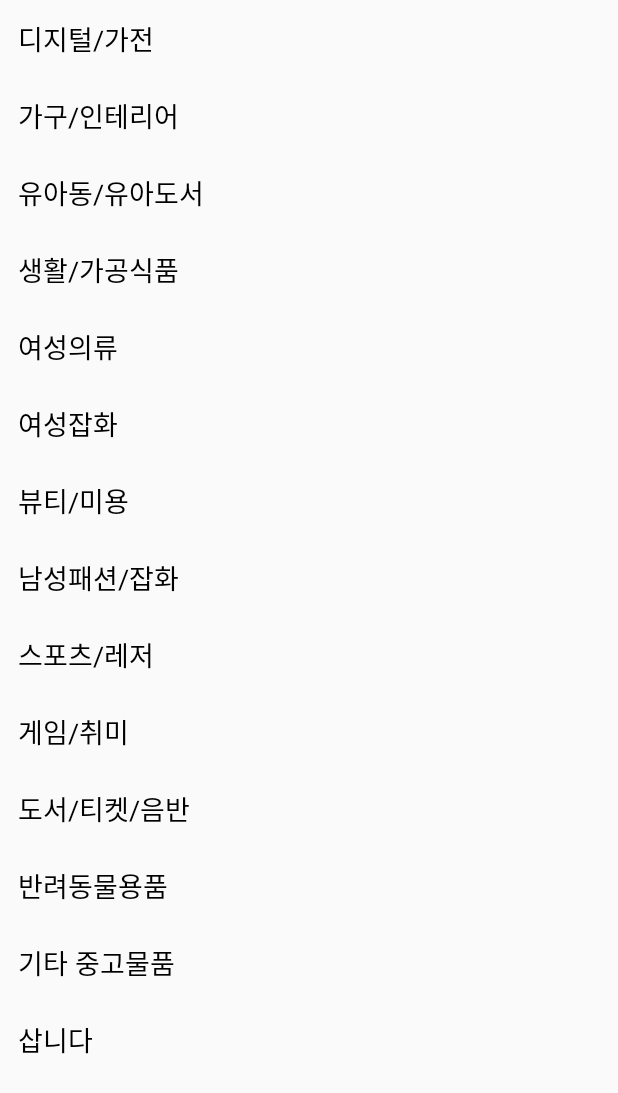
After one commit to linear14/CarrotMarket, an Android app: the layout dialog_write_used_category.xml on its own in the app's theme, with its tools: preview values and no code run, on a phone screen of 412 x 824 dp. The commit adds this screen. Shown: the top 1093 px of the screen. Run offline under Robolectric (Android 15) with nearby library versions, the light colour scheme and no system bars.

Commit message:
feat: finish WriteUsedActivity basic setting
- make category dialog fragment
- extra setting for flexible layout

```diff
--- /dev/null
+++ b/app/src/main/res/layout/dialog_write_used_category.xml
@@ -0,0 +1,126 @@
+<?xml version="1.0" encoding="utf-8"?>
+<ScrollView xmlns:android="http://schemas.android.com/apk/res/android"
+    xmlns:app="http://schemas.android.com/apk/res-auto"
+    android:layout_width="wrap_content"
+    android:layout_height="match_parent">
+
+    <LinearLayout
+        android:layout_width="match_parent"
+        android:layout_height="wrap_content"
+        android:orientation="vertical">
+
+        <TextView
+            android:id="@+id/category_digital"
+            android:layout_width="match_parent"
+            android:layout_height="wrap_content"
+            android:padding="12dp"
+            android:text="@string/category_digital"
+            android:textSize="18sp" />
+
+        <TextView
+            android:id="@+id/category_furniture"
+            android:layout_width="match_parent"
+            android:layout_height="wrap_content"
+            android:padding="12dp"
+            android:text="@string/category_furniture"
+            android:textSize="18sp" />
+
+        <TextView
+            android:id="@+id/category_baby"
+            android:layout_width="match_parent"
+            android:layout_height="wrap_content"
+            android:padding="12dp"
+            android:text="@string/category_baby"
+            android:textSize="18sp" />
+
+        <TextView
+            android:id="@+id/category_life_food"
+            android:layout_width="match_parent"
+            android:layout_height="wrap_content"
+            android:padding="12dp"
+            android:text="@string/category_life_food"
+            android:textSize="18sp" />
+
+        <TextView
+            android:id="@+id/category_female_cloth"
+            android:layout_width="match_parent"
+            android:layout_height="wrap_content"
+            android:padding="12dp"
+            android:text="@string/category_female_cloth"
+            android:textSize="18sp" />
+
+        <TextView
+            android:id="@+id/category_female"
+            android:layout_width="match_parent"
+            android:layout_height="wrap_content"
+            android:padding="12dp"
+            android:text="@string/category_female"
+            android:textSize="18sp" />
+
+        <TextView
+            android:id="@+id/category_beauty"
+            android:layout_width="match_parent"
+            android:layout_height="wrap_content"
+            android:padding="12dp"
+            android:text="@string/category_beauty"
+            android:textSize="18sp" />
+
+        <TextView
+            android:id="@+id/category_male"
+            android:layout_width="match_parent"
+            android:layout_height="wrap_content"
+            android:padding="12dp"
+            android:text="@string/category_male"
+            android:textSize="18sp" />
+
+        <TextView
+            android:id="@+id/category_sport"
+            android:layout_width="match_parent"
+            android:layout_height="wrap_content"
+            android:padding="12dp"
+            android:text="@string/category_sport"
+            android:textSize="18sp" />
+
+        <TextView
+            android:id="@+id/category_game"
+            android:layout_width="match_parent"
+            android:layout_height="wrap_content"
+            android:padding="12dp"
+            android:text="@string/category_game"
+            android:textSize="18sp" />
+
+        <TextView
+            android:id="@+id/category_book"
+            android:layout_width="match_parent"
+            android:layout_height="wrap_content"
+            android:padding="12dp"
+            android:text="@string/category_book"
+            android:textSize="18sp" />
+
+        <TextView
+            android:id="@+id/category_animal"
+            android:layout_width="match_parent"
+            android:layout_height="wrap_content"
+            android:padding="12dp"
+            android:text="@string/category_animal"
+            android:textSize="18sp" />
+
+        <TextView
+            android:id="@+id/category_etc"
+            android:layout_width="match_parent"
+            android:layout_height="wrap_content"
+            android:padding="12dp"
+            android:text="@string/category_etc"
+            android:textSize="18sp" />
+
+        <TextView
+            android:id="@+id/category_buy"
+            android:layout_width="match_parent"
+            android:layout_height="wrap_content"
+            android:padding="12dp"
+            android:text="@string/category_buy"
+            android:textSize="18sp" />
+
+
+    </LinearLayout>
+</ScrollView>
--- a/app/src/main/res/values/strings.xml
+++ b/app/src/main/res/values/strings.xml
@@ -92,4 +92,20 @@
     <string name="near_location_hint">선택한 동네의 이웃들만 피드에서 이 게시글을 볼 수 있어요</string>
     <string name="my_location_text">내동네</string>
     <string name="other_location_text">근처동네</string>
+
+    <!-- WriteUsedCategoryDialog -->
+    <string name="category_digital">디지털/가전</string>
+    <string name="category_furniture">가구/인테리어</string>
+    <string name="category_baby">유아동/유아도서</string>
+    <string name="category_life_food">생활/가공식품</string>
+    <string name="category_female_cloth">여성의류</string>
+    <string name="category_female">여성잡화</string>
+    <string name="category_beauty">뷰티/미용</string>
+    <string name="category_male">남성패션/잡화</string>
+    <string name="category_sport">스포츠/레저</string>
+    <string name="category_game">게임/취미</string>
+    <string name="category_book">도서/티켓/음반</string>
+    <string name="category_animal">반려동물용품</string>
+    <string name="category_etc">기타 중고물품</string>
+    <string name="category_buy">삽니다</string>
 </resources>
```
Also changed, not shown: app/src/main/java/com/dongldh/carrotmarket/dialog/WriteUsedCategoryDialog.kt (added, +74 -0 lines), app/src/main/java/com/dongldh/carrotmarket/write/WriteUsedActivity.kt (+41 -1 lines), app/src/main/res/layout/activity_write_used.xml (+30 -21 lines), 1 other file.
